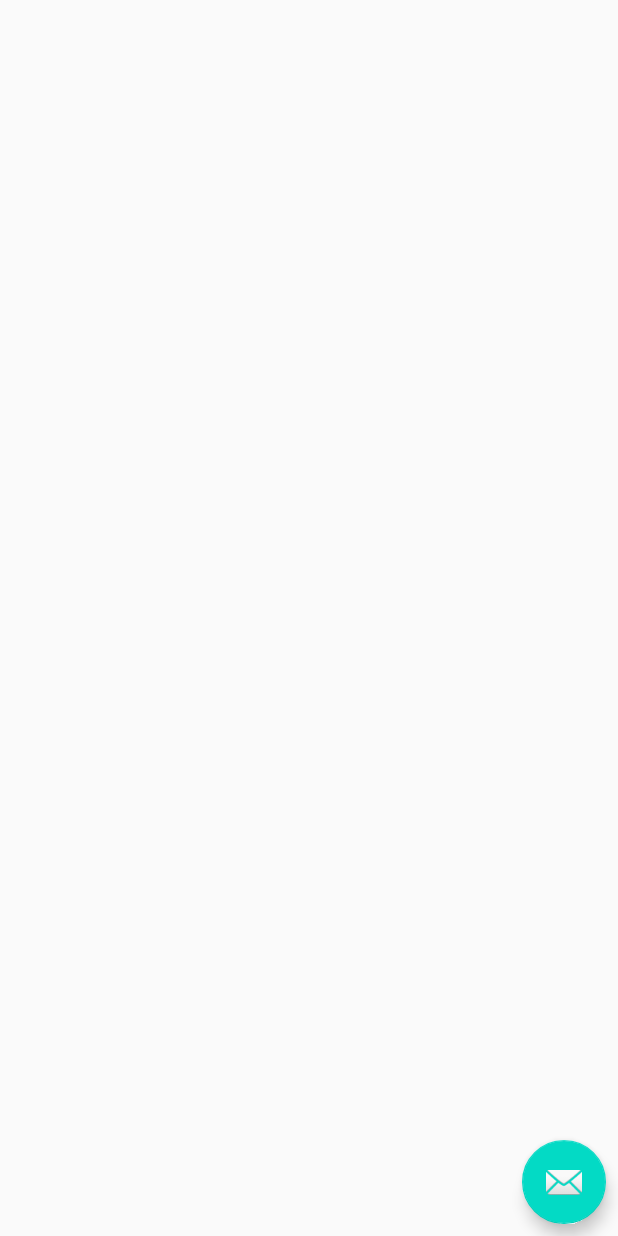
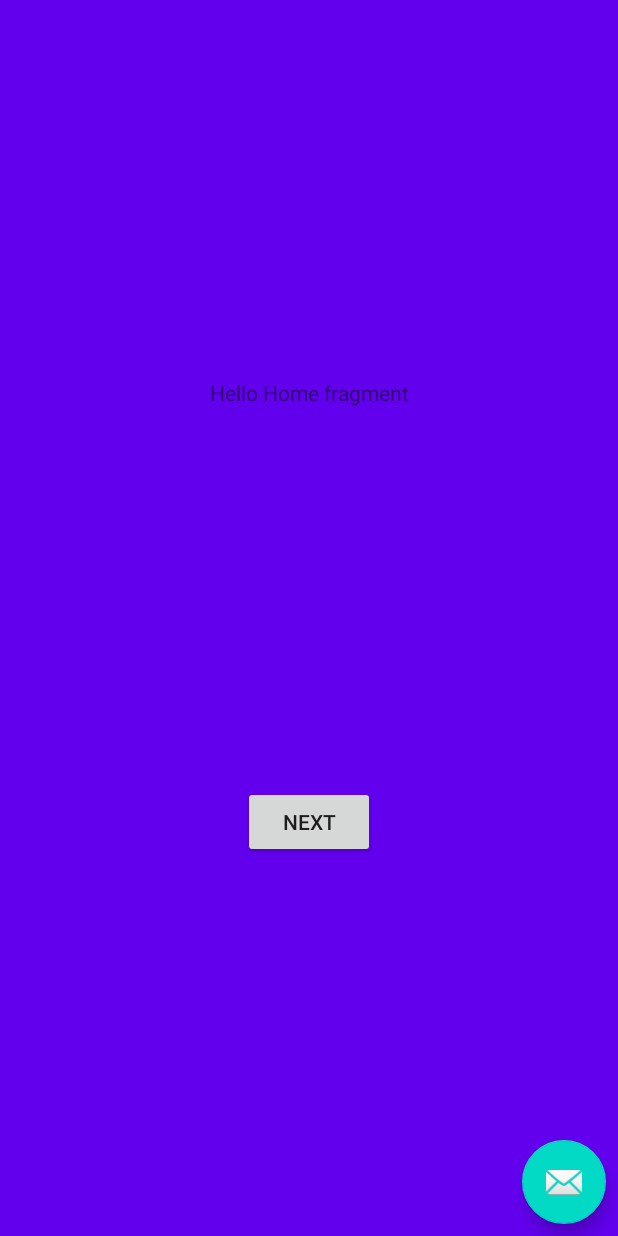
Before and after one commit to dino-sunny/kidsQ, an Android app: the HomeActivity screen opened directly, with no data from a screen before it, on a phone screen of 412 x 824 dp. Run offline under Robolectric (Android 15) with nearby library versions, the phone set to English and light mode, and no system bars; our stand-ins replace data binding.

Commit message:
app navigation added

```diff
--- a/app/src/main/java/com/dino/kidsq/game/HomeFragment.kt
+++ b/app/src/main/java/com/dino/kidsq/game/HomeFragment.kt
@@ -9,9 +9,6 @@ import android.widget.Button
 import androidx.navigation.fragment.findNavController
 import com.dino.kidsq.R
 
-/**
- * A simple [Fragment] subclass as the default destination in the navigation.
- */
 class HomeFragment : Fragment() {
 
     override fun onCreateView(
--- a/app/src/main/res/layout/content_main.xml
+++ b/app/src/main/res/layout/content_main.xml
@@ -3,4 +3,17 @@
     xmlns:app="http://schemas.android.com/apk/res-auto"
     android:layout_width="match_parent"
     android:layout_height="match_parent"
-    app:layout_behavior="@string/appbar_scrolling_view_behavior"></androidx.constraintlayout.widget.ConstraintLayout>
+    app:layout_behavior="@string/appbar_scrolling_view_behavior">
+
+    <androidx.fragment.app.FragmentContainerView
+        android:id="@+id/nav_host_fragment"
+        android:name="androidx.navigation.fragment.NavHostFragment"
+        android:layout_width="match_parent"
+        android:layout_height="match_parent"
+        app:defaultNavHost="true"
+        app:layout_constraintLeft_toLeftOf="parent"
+        app:layout_constraintRight_toRightOf="parent"
+        app:layout_constraintTop_toTopOf="parent"
+        app:navGraph="@navigation/nav_graph" />
+
+</androidx.constraintlayout.widget.ConstraintLayout>
--- a/app/src/main/res/layout/fragment_home.xml
+++ b/app/src/main/res/layout/fragment_home.xml
@@ -5,7 +5,8 @@
         xmlns:tools="http://schemas.android.com/tools"
         android:layout_width="match_parent"
         android:layout_height="match_parent"
-        tools:context=".game.HomeFragment">
+        tools:context=".game.HomeFragment"
+        android:background="@color/colorPrimary">
 
         <TextView
             android:id="@+id/textview_first"
--- a/build.gradle
+++ b/build.gradle
@@ -8,7 +8,7 @@ buildscript {
 
     }
     dependencies {
-        classpath 'com.android.tools.build:gradle:3.6.3'
+        classpath 'com.android.tools.build:gradle:4.0.0'
         classpath "org.jetbrains.kotlin:kotlin-gradle-plugin:$kotlin_version"
 
         // NOTE: Do not place your application dependencies here; they belong
```
Also changed, not shown: app/src/main/java/com/dino/kidsq/splash/SplashActivity.kt (+13 -0 lines), gradle/wrapper/gradle-wrapper.properties.
